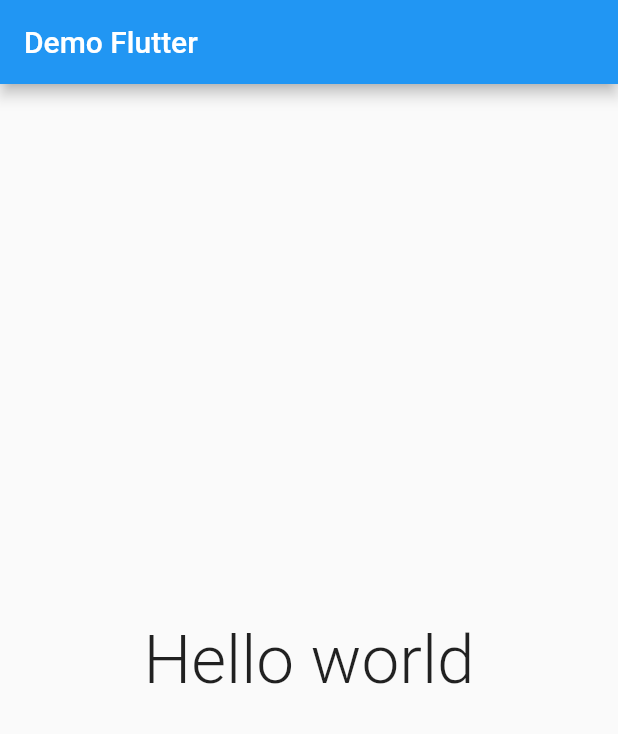
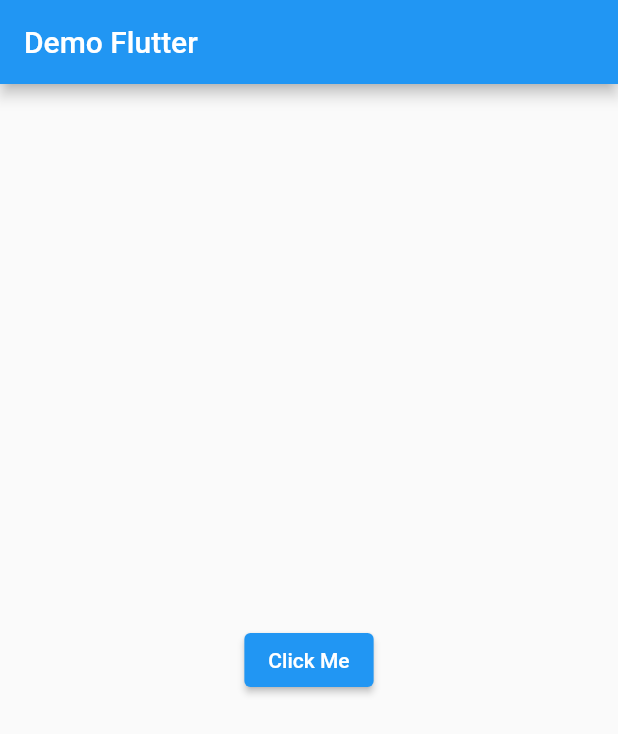
Before and after one commit to hanura13/FlutterProject, a Flutter app: the screen it shows after launch, on a phone screen of 412 x 824 dp. Shown: the top 734 px of the screen. Run offline on Flutter 3.47's test engine with Material 2 defaults, Android fonts, the phone set to English and light mode, and no system bars; Roboto replaces fonts that are missing (MontserratAlternates); project files that could hold a hidden picture were left out.

Commit message:
DialogShow button

```diff
--- a/lib/main.dart
+++ b/lib/main.dart
@@ -16,7 +16,7 @@ class MyApp extends StatelessWidget {
       theme: ThemeData(
         primarySwatch: Colors.blue,
       ),
-      home: HomePage(),
+      home: const HomePage(),
     );
   }
 }
@@ -31,17 +31,34 @@ class HomePage extends StatelessWidget {
         title: const Text('Demo Flutter'),
       ),
       body: const Center(
-        child: Text(
-          'Hello world',
-          textDirection: TextDirection.ltr,
-          style: TextStyle(
-            fontSize: 45.0,
-            decoration: TextDecoration.none,
-            fontFamily: 'MontserratAlternates',
-            fontWeight: FontWeight.w300,
-          ),
-        ),
+        child: HelloButton(),
       ),
     );
   }
 }
+
+class HelloButton extends StatelessWidget {
+  const HelloButton({super.key});
+
+  @override
+  Widget build(BuildContext context) {
+    return ElevatedButton(
+      onPressed: () {
+        action(context);
+      },
+      child: const Text('Click Me'),
+    );
+  }
+
+  void action(BuildContext context) {
+    var alertDialog = const AlertDialog(
+      title: Text('Event Handling'),
+      content: Text('Hello World'),
+    );
+
+    showDialog(
+      context: context,
+      builder: (BuildContext context) => alertDialog,
+    );
+  }
+}
```
